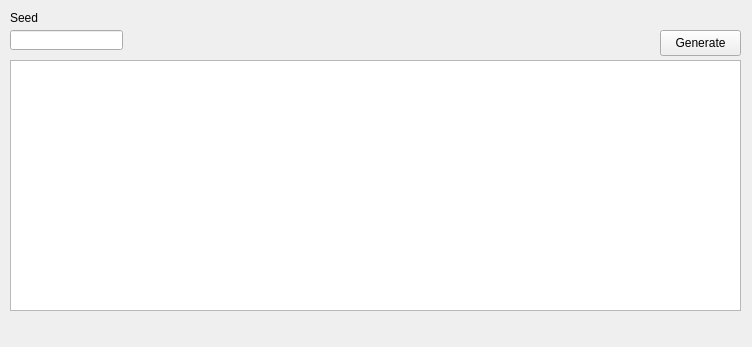
Old version of the form Forms/Gen3/JirachiGeneration.ui in the repository Admiral-Fish/PokeFinder.
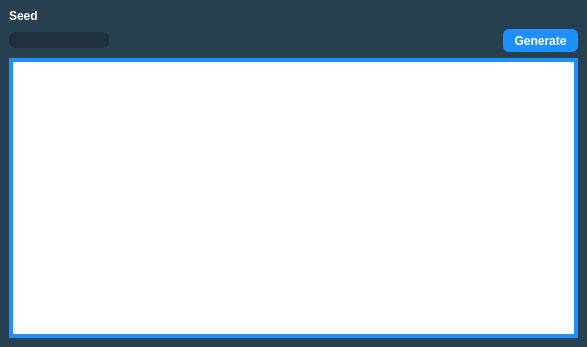
New version of the form. Custom widgets are drawn as their Qt base class.

The edit to the form file:
```diff
--- a/Forms/Gen3/JirachiGeneration.ui
+++ b/Forms/Gen3/JirachiGeneration.ui
@@ -6,7 +6,7 @@
    <rect>
     <x>0</x>
     <y>0</y>
-    <width>752</width>
+    <width>587</width>
     <height>347</height>
    </rect>
   </property>
@@ -18,52 +18,113 @@
   </property>
   <property name="minimumSize">
    <size>
-    <width>752</width>
+    <width>587</width>
     <height>347</height>
    </size>
   </property>
   <property name="maximumSize">
    <size>
-    <width>752</width>
+    <width>587</width>
     <height>347</height>
    </size>
   </property>
   <property name="windowTitle">
    <string>Channel Jirachi Probable Generation</string>
   </property>
+  <property name="styleSheet">
+   <string notr="true">QMainWindow {
+	background-color: #274050;
+}
+
+QTableView {
+	border: 4px solid DodgerBlue;
+}
+
+QHeaderView::section {
+	border: none;
+	background-color: #274050;
+	padding-top: 3px;
+	padding-bottom: 3px;
+	color: white;
+	font-family: &quot;Myriad Pro&quot;, Montserrat;
+	font-weight: 500;
+}
+
+QLineEdit {
+	qproperty-alignment: AlignCenter;
+	background-color: #1D303C;
+	border:none;
+	border-radius: 6px;
+	color: white;
+	font-family: &quot;Myriad Pro&quot;, Montserrat;
+	font-weight: 500;
+}
+
+QLabel {
+	color: white;
+	font-family: &quot;Myriad Pro&quot;, Montserrat;
+	font-weight: 500;
+}
+
+QPushButton {
+	border: none;
+	border-radius: 6px;
+	color: white;
+	background-color: DodgerBlue;
+	font-family: &quot;Myriad Pro&quot;, Montserrat;
+	font-weight: 500;
+}</string>
+  </property>
   <widget class="QWidget" name="centralwidget">
+   <layout class="QGridLayout" name="gridLayout">
+    <item row="0" column="0">
    <widget class="QLabel" name="labelSeed">
-    <property name="geometry">
-     <rect>
-      <x>10</x>
-      <y>10</y>
-      <width>71</width>
-      <height>16</height>
-     </rect>
-    </property>
     <property name="text">
      <string>Seed</string>
     </property>
    </widget>
+    </item>
+    <item row="1" column="0">
    <widget class="QTextBox" name="jirachiGenerationSeed">
-    <property name="geometry">
-     <rect>
-      <x>10</x>
-      <y>30</y>
-      <width>113</width>
+      <property name="maximumSize">
+       <size>
+        <width>100</width>
+        <height>16777215</height>
+       </size>
+      </property>
+     </widget>
+    </item>
+    <item row="1" column="1">
+     <spacer name="horizontalSpacer">
+      <property name="orientation">
+       <enum>Qt::Horizontal</enum>
+      </property>
+      <property name="sizeHint" stdset="0">
+       <size>
+        <width>40</width>
       <height>20</height>
-     </rect>
-    </property>
-   </widget>
+       </size>
+      </property>
+     </spacer>
+    </item>
+    <item row="1" column="2">
+     <widget class="QPushButton" name="pushButtonGenerate">
+      <property name="minimumSize">
+       <size>
+        <width>75</width>
+        <height>23</height>
+       </size>
+      </property>
+      <property name="styleSheet">
+       <string notr="true"/>
+      </property>
+      <property name="text">
+       <string>Generate</string>
+      </property>
+     </widget>
+    </item>
+    <item row="2" column="0" colspan="3">
    <widget class="QTableView" name="tableViewGenerator">
-    <property name="geometry">
-     <rect>
-      <x>10</x>
-      <y>60</y>
-      <width>731</width>
-      <height>251</height>
-     </rect>
-    </property>
     <property name="maximumSize">
      <size>
       <width>16777215</width>
@@ -95,19 +156,8 @@
      <number>20</number>
     </attribute>
    </widget>
-   <widget class="QPushButton" name="pushButtonGenerate">
-    <property name="geometry">
-     <rect>
-      <x>660</x>
-      <y>30</y>
-      <width>81</width>
-      <height>26</height>
-     </rect>
-    </property>
-    <property name="text">
-     <string>Generate</string>
-    </property>
-   </widget>
+    </item>
+   </layout>
   </widget>
   <widget class="QMenuBar" name="menubar">
    <property name="geometry">
```
Left out of the diff: 2 changed lines with no effect on the pictures. Lines whose indentation alone changed are shown as unchanged.
